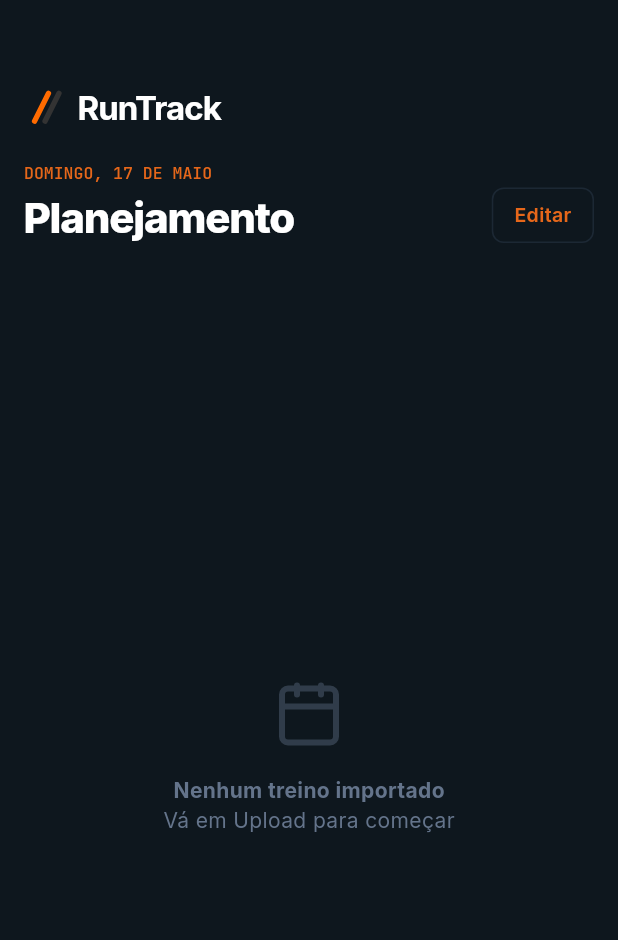
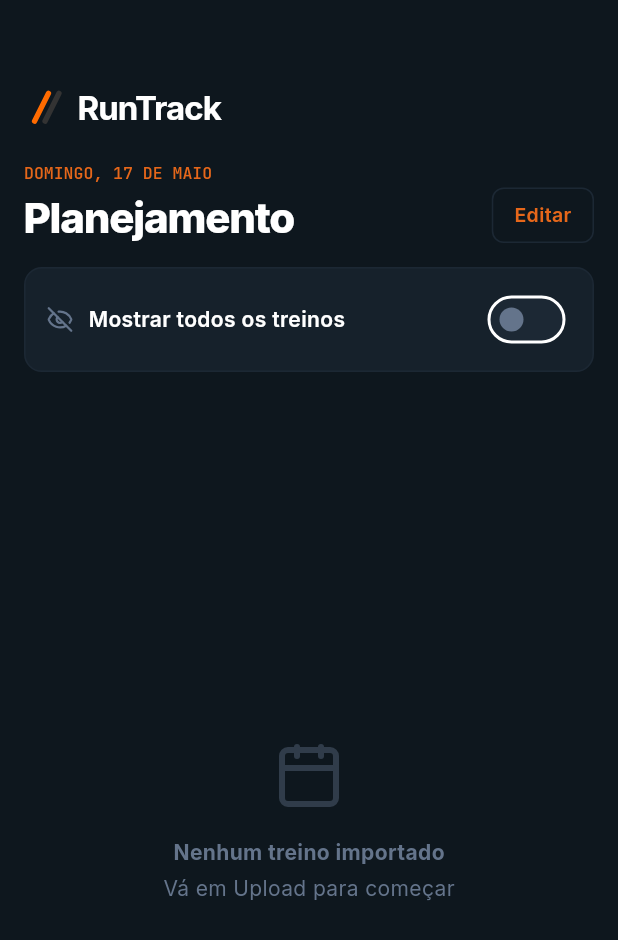
Before and after one commit to samuel-haddad/run-app, a Flutter app: the PlanningScreen screen opened directly, on a phone screen of 412 x 824 dp. Shown: the top 940 px of the screen. Run offline on Flutter 3.47's test engine with Material 3 defaults, Android fonts, the light colour scheme and no system bars; our stand-ins replace csv, file_picker, fl_chart, flutter_dotenv, flutter_svg, google_fonts and 2 more; accounts and stored records are empty.

Commit message:
feat(planning): adicionar botao switch para mostrar/ocultar treinos concluidos

```diff
--- a/lib/screens/planning_screen.dart
+++ b/lib/screens/planning_screen.dart
@@ -20,10 +20,17 @@
   Set<String> _concluidosIds = {};
   Map<String, String> _cicloNames = {};
   bool _isLoading = true;
+  bool _showAll = false;
 
   // Modo de edição
   bool _isEditMode = false;
   Set<String> _selectedIds = {};
+
+  List<Treino> get _displayedTreinos {
+    return _showAll
+        ? _treinos
+        : _treinos.where((t) => !_concluidosIds.contains(t.id)).toList();
+  }
 
   @override
   void initState() {
@@ -164,11 +171,12 @@
   }
 
   void _selectAll() {
+    final displayed = _displayedTreinos;
     setState(() {
-      if (_selectedIds.length == _treinos.length) {
+      if (_selectedIds.length == displayed.length) {
         _selectedIds.clear();
       } else {
-        _selectedIds = _treinos.map((t) => t.id).toSet();
+        _selectedIds = displayed.map((t) => t.id).toSet();
       }
     });
   }
@@ -216,7 +224,10 @@
                 SliverPadding(
                   padding: const EdgeInsets.fromLTRB(16, 56, 16, 24),
                   sliver: SliverToBoxAdapter(
-                    child: Row(
+                    child: Column(
+                      crossAxisAlignment: CrossAxisAlignment.start,
+                      children: [
+                        Row(
                           mainAxisAlignment: MainAxisAlignment.spaceBetween,
                           crossAxisAlignment: CrossAxisAlignment.end,
                           children: [
@@ -274,6 +285,10 @@
                             ),
                           ],
                         ),
+                        const SizedBox(height: 16),
+                        _buildShowAllSwitch(),
+                      ],
+                    ),
                   ),
                 ),
 
@@ -282,7 +297,7 @@
                   const SliverFillRemaining(
                     child: Center(child: CircularProgressIndicator(color: AppColors.accent)),
                   )
-                else if (_treinos.isEmpty)
+                else if (_displayedTreinos.isEmpty)
                   SliverFillRemaining(
                     child: Center(
                       child: Column(
@@ -290,8 +305,18 @@
                         children: [
                           Icon(LucideIcons.calendar, size: 48, color: AppColors.muted.withOpacity(0.4)),
                           const SizedBox(height: 16),
-                          const Text('Nenhum treino importado', style: TextStyle(fontWeight: FontWeight.bold)),
-                          const Text('Vá em Upload para começar'),
+                          Text(
+                            _treinos.isEmpty
+                                ? 'Nenhum treino importado'
+                                : 'Todos os treinos concluídos!',
+                            style: const TextStyle(fontWeight: FontWeight.bold),
+                          ),
+                          const SizedBox(height: 4),
+                          Text(
+                            _treinos.isEmpty
+                                ? 'Vá em Upload para começar'
+                                : 'Ative "Mostrar todos os treinos" para ver o histórico',
+                          ),
                         ],
                       ),
                     ),
@@ -301,8 +326,8 @@
                     padding: const EdgeInsets.fromLTRB(16, 0, 16, 120),
                     sliver: SliverList(
                       delegate: SliverChildBuilderDelegate(
-                        (context, index) => _buildWorkoutCard(_treinos[index]),
-                        childCount: _treinos.length,
+                        (context, index) => _buildWorkoutCard(_displayedTreinos[index]),
+                        childCount: _displayedTreinos.length,
                       ),
                     ),
                   ),
@@ -624,4 +649,50 @@
       ),
     );
   }
+
+  Widget _buildShowAllSwitch() {
+    return Container(
+      padding: const EdgeInsets.symmetric(horizontal: 14, vertical: 10),
+      decoration: BoxDecoration(
+        color: AppColors.surface2,
+        borderRadius: BorderRadius.circular(12),
+        border: Border.all(color: AppColors.border),
+      ),
+      child: Row(
+        mainAxisAlignment: MainAxisAlignment.spaceBetween,
+        children: [
+          Row(
+            children: [
+              Icon(
+                _showAll ? LucideIcons.eye : LucideIcons.eyeOff,
+                size: 18,
+                color: _showAll ? AppColors.accent : AppColors.muted,
+              ),
+              const SizedBox(width: 10),
+              const Text(
+                'Mostrar todos os treinos',
+                style: TextStyle(
+                  fontSize: 14,
+                  fontWeight: FontWeight.w600,
+                  color: Colors.white,
+                ),
+              ),
+            ],
+          ),
+          Switch.adaptive(
+            value: _showAll,
+            onChanged: (value) {
+              setState(() {
+                _showAll = value;
+              });
+            },
+            activeThumbColor: AppColors.accent,
+            activeTrackColor: AppColors.accent.withOpacity(0.3),
+            inactiveThumbColor: AppColors.muted,
+            inactiveTrackColor: AppColors.border,
+          ),
+        ],
+      ),
+    );
   }
+}
```
Lines whose indentation alone changed are shown as unchanged.
